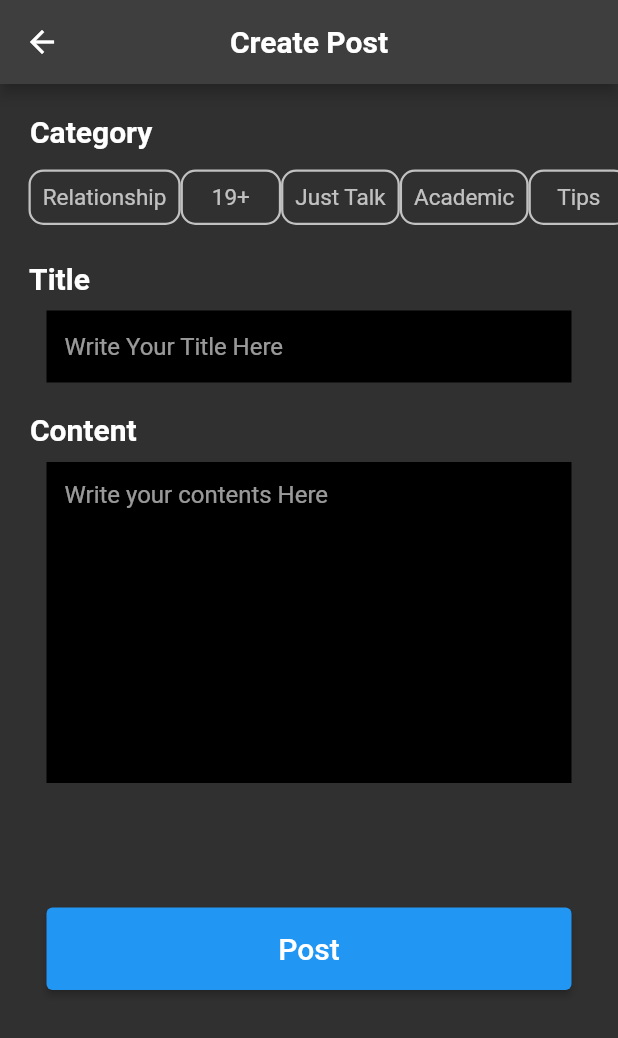
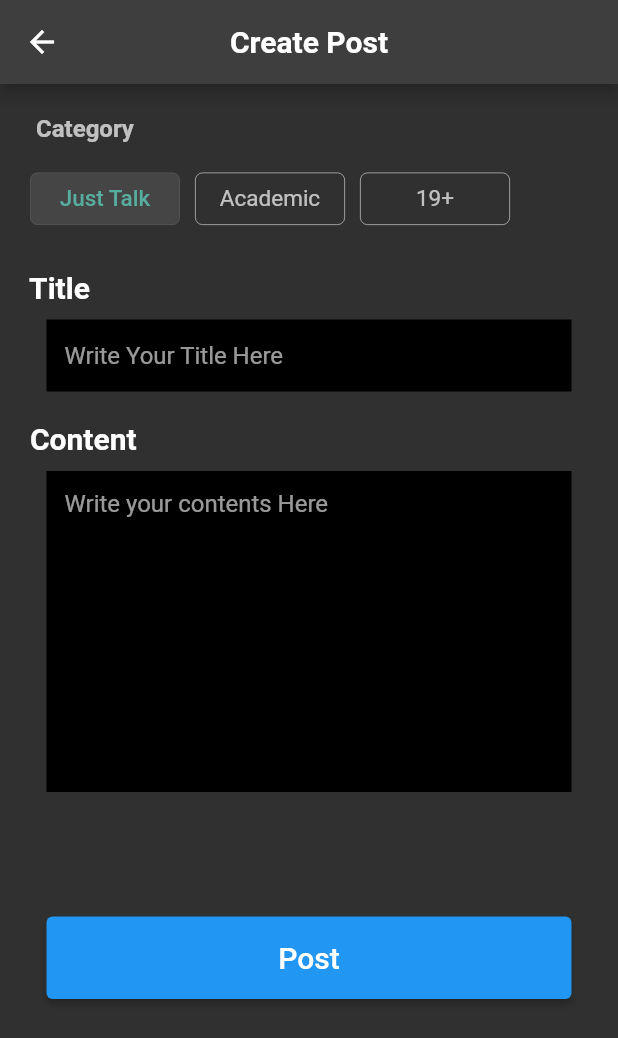
Before and after one commit to seoyoungk0909/INUS, a Flutter app: the PostWritePage screen opened by its route, on a phone screen of 412 x 824 dp. Shown: the top 1038 px of the screen. Run offline on Flutter 3.47's test engine with Material 2 defaults, Android fonts, the phone set to English and light mode, and no system bars; our stand-ins replace cloud_firestore, firebase_auth, firebase_core, timeago; accounts and stored records are empty.

Commit message:
changed UI according to the final version

```diff
--- a/lib/views/post_write_page.dart
+++ b/lib/views/post_write_page.dart
@@ -38,11 +38,9 @@ class PostWritePageState extends State<PostWritePage> {
   final TextEditingController postContent = TextEditingController();
   final User currentUser = FirebaseAuth.instance.currentUser!;
   Map<String, bool> categories = {
-    'Relationship': false,
+    'Just Talk': true,
+    'Academic': false,
     '19+': false,
-    'Just Talk': false,
-    'Academic': false,
-    'Tips': false
   };
   String trueCategories = "";
 
@@ -60,36 +58,38 @@ class PostWritePageState extends State<PostWritePage> {
         crossAxisAlignment: CrossAxisAlignment.start,
         children: [
           Padding(
-            padding: const EdgeInsetsDirectional.fromSTEB(0, 20, 0, 0),
-          ),
-          Padding(
-            padding: const EdgeInsetsDirectional.fromSTEB(15, 0, 0, 0),
+            padding: const EdgeInsetsDirectional.fromSTEB(20, 20, 0, 0),
             child: Text(
               " Category",
-              style: TextStyle(fontSize: 20, fontWeight: FontWeight.bold),
+              style: TextStyle(
+                  fontSize: 16,
+                  color: Colors.white70,
+                  fontWeight: FontWeight.bold),
             ),
           ),
-          Padding(
-            padding: const EdgeInsetsDirectional.fromSTEB(0, 10, 0, 0),
-          ),
           Container(
-            height: 45,
+            height: 55,
             child: Padding(
-              padding: const EdgeInsetsDirectional.fromSTEB(15, 0, 0, 0),
+              padding: const EdgeInsetsDirectional.fromSTEB(20, 20, 0, 0),
               child: ListView(
-                shrinkWrap: true,
-                padding: const EdgeInsets.all(4.0),
+                shrinkWrap: false,
                 scrollDirection: Axis.horizontal,
                 children: <Widget>[
                   for (var category in categories.keys)
+                    Row(children: <Widget>[
                       Container(
+                        width: 100,
+                        height: 35,
                         decoration: BoxDecoration(
+                            color: categories[category]!
+                                ? Colors.white10
+                                : Colors.transparent,
                             border: Border.all(
-                              width: 1.5,
+                                width: 0.5,
                                 color: categories[category]!
-                                  ? Colors.blue
+                                    ? Colors.white10
                                     : Colors.white70),
-                          borderRadius: BorderRadius.all(Radius.circular(10))),
+                            borderRadius: BorderRadius.all(Radius.circular(5))),
                         child: TextButton(
                           style: TextButton.styleFrom(
                             textStyle: const TextStyle(
@@ -109,18 +109,25 @@ class PostWritePageState extends State<PostWritePage> {
                             category,
                             style: TextStyle(
                                 fontSize: 15,
+                                fontWeight: categories[category]!
+                                    ? FontWeight.w500
+                                    : FontWeight.normal,
                                 color: categories[category]!
-                                  ? Colors.blue
+                                    ? Color(0xff57AD9E)
                                     : Colors.white70),
                           ),
                         ),
                       ),
+                      SizedBox(
+                        width: 10,
+                      )
+                    ]),
                 ],
               ),
             ),
           ),
           Padding(
-            padding: const EdgeInsetsDirectional.fromSTEB(15, 20, 0, 0),
+            padding: const EdgeInsetsDirectional.fromSTEB(15, 30, 0, 0),
             child: Text(
               " Title",
               style: TextStyle(fontSize: 20, fontWeight: FontWeight.bold),
```
Lines whose indentation alone changed are shown as unchanged.
